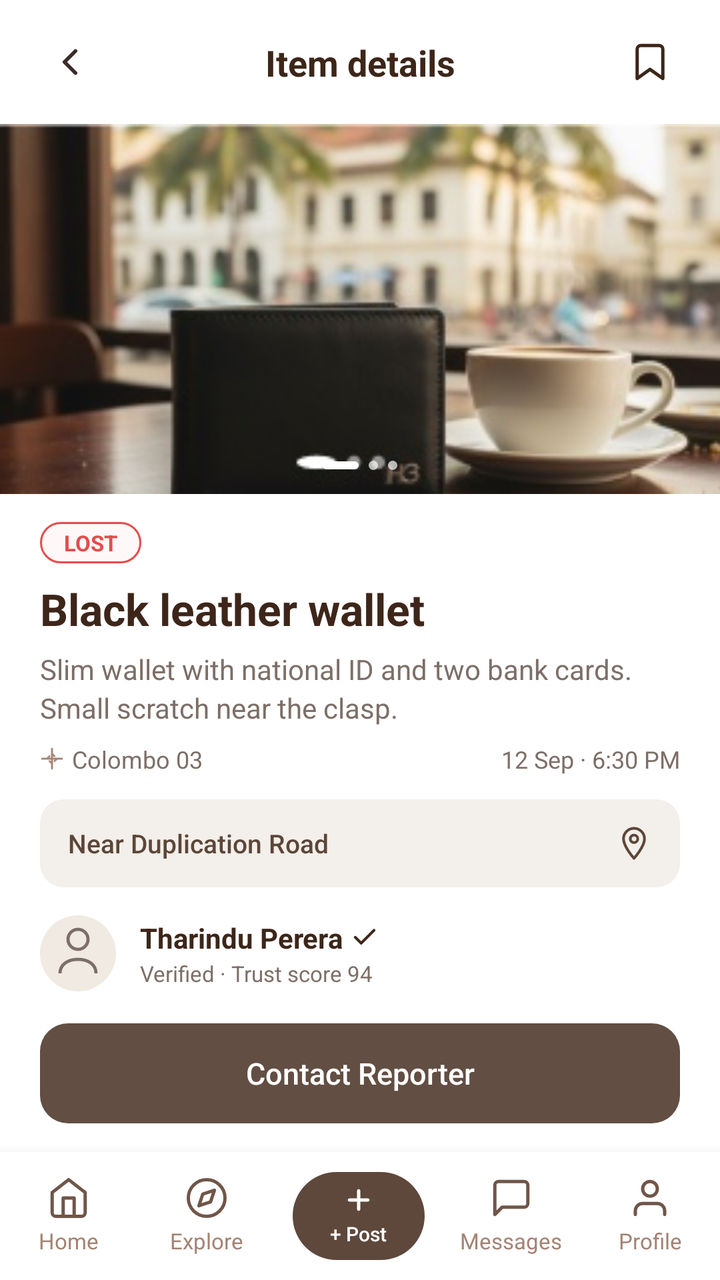
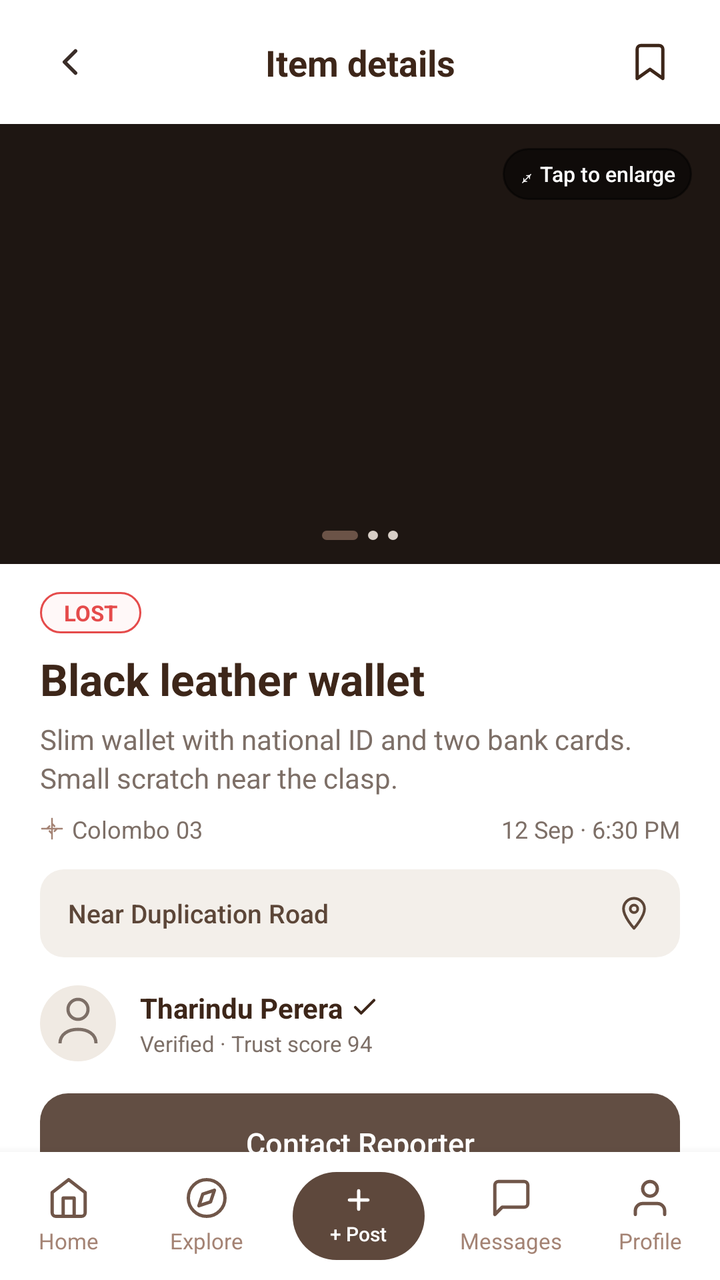

An Android layout rendered at two revisions. The XML below is the earlier revision; the diff shows what the commit changed to produce the second picture.
<!-- AndroidManifest.xml: application theme Theme.LostAndFound -->
<!-- res/layout/fragment_details.xml -->
<?xml version="1.0" encoding="utf-8"?>
<LinearLayout xmlns:android="http://schemas.android.com/apk/res/android"
    xmlns:app="http://schemas.android.com/apk/res-auto"
    xmlns:tools="http://schemas.android.com/tools"
    android:layout_width="match_parent"
    android:layout_height="match_parent"
    android:background="@color/white"
    android:orientation="vertical"
    tools:context=".DetailsFragment">

    
    <androidx.core.widget.NestedScrollView
        android:id="@+id/scrollBox"
        android:layout_width="match_parent"
        android:layout_height="0dp"
        android:layout_weight="1"
        android:fillViewport="true"
        android:overScrollMode="never">

        <LinearLayout
            android:layout_width="match_parent"
            android:layout_height="wrap_content"
            android:orientation="vertical">

            
            <androidx.constraintlayout.widget.ConstraintLayout
                android:id="@+id/headerRow"
                android:layout_width="match_parent"
                android:layout_height="wrap_content"
                android:paddingStart="16dp"
                android:paddingTop="12dp"
                android:paddingEnd="16dp"
                android:paddingBottom="12dp">

                <ImageView
                    android:id="@+id/btnBack"
                    android:layout_width="38dp"
                    android:layout_height="38dp"
                    android:clickable="true"
                    android:contentDescription="Back"
                    android:focusable="true"
                    android:padding="8dp"
                    android:src="@drawable/ic_back_chevron"
                    app:layout_constraintBottom_toBottomOf="parent"
                    app:layout_constraintStart_toStartOf="parent"
                    app:layout_constraintTop_toTopOf="parent" />

                <TextView
                    android:id="@+id/tvHeaderTitle"
                    android:layout_width="wrap_content"
                    android:layout_height="wrap_content"
                    android:fontFamily="sans-serif-bold"
                    android:text="Item details"
                    android:textColor="#3D2619"
                    android:textSize="18sp"
                    android:textStyle="bold"
                    app:layout_constraintBottom_toBottomOf="parent"
                    app:layout_constraintEnd_toEndOf="parent"
                    app:layout_constraintStart_toStartOf="parent"
                    app:layout_constraintTop_toTopOf="parent" />

                <ImageView
                    android:id="@+id/btnBookmark"
                    android:layout_width="38dp"
                    android:layout_height="38dp"
                    android:clickable="true"
                    android:contentDescription="Bookmark item"
                    android:focusable="true"
                    android:padding="8dp"
                    android:src="@drawable/ic_bookmark_outline"
                    app:layout_constraintBottom_toBottomOf="parent"
                    app:layout_constraintEnd_toEndOf="parent"
                    app:layout_constraintTop_toTopOf="parent" />
            </androidx.constraintlayout.widget.ConstraintLayout>

            
            <FrameLayout
                android:id="@+id/boxPhoto"
                android:layout_width="match_parent"
                android:layout_height="185dp">

                <ImageView
                    android:id="@+id/imgWallet"
                    android:layout_width="match_parent"
                    android:layout_height="match_parent"
                    android:contentDescription="Wallet on cafe table"
                    android:scaleType="centerCrop"
                    android:src="@drawable/img_wallet_details" />

                
                <LinearLayout
                    android:id="@+id/photoDotsIndicator"
                    android:layout_width="wrap_content"
                    android:layout_height="wrap_content"
                    android:layout_gravity="bottom|center_horizontal"
                    android:layout_marginBottom="12dp"
                    android:gravity="center_vertical"
                    android:orientation="horizontal">

                    <View
                        android:layout_width="18dp"
                        android:layout_height="4dp"
                        android:layout_marginEnd="5dp"
                        android:background="@drawable/bg_onboard_dot_active"
                        android:backgroundTint="#FFFFFF" />

                    <View
                        android:layout_width="4.5dp"
                        android:layout_height="4.5dp"
                        android:layout_marginEnd="5dp"
                        android:background="@drawable/bg_onboard_dot_inactive"
                        android:backgroundTint="#B0FFFFFF" />

                    <View
                        android:layout_width="4.5dp"
                        android:layout_height="4.5dp"
                        android:background="@drawable/bg_onboard_dot_inactive"
                        android:backgroundTint="#B0FFFFFF" />
                </LinearLayout>
            </FrameLayout>

            
            <LinearLayout
                android:layout_width="match_parent"
                android:layout_height="wrap_content"
                android:orientation="vertical"
                android:paddingStart="20dp"
                android:paddingTop="14dp"
                android:paddingEnd="20dp"
                android:paddingBottom="24dp">

                
                <TextView
                    android:id="@+id/tagStatus"
                    android:layout_width="wrap_content"
                    android:layout_height="wrap_content"
                    android:background="@drawable/bg_tag_lost_outlined"
                    android:fontFamily="sans-serif-bold"
                    android:paddingStart="12dp"
                    android:paddingTop="3dp"
                    android:paddingEnd="12dp"
                    android:paddingBottom="3dp"
                    android:text="LOST"
                    android:textColor="#E54B4B"
                    android:textSize="11sp"
                    android:textStyle="bold" />

                
                <TextView
                    android:id="@+id/tvItemTitle"
                    android:layout_width="wrap_content"
                    android:layout_height="wrap_content"
                    android:layout_marginTop="8dp"
                    android:fontFamily="sans-serif-bold"
                    android:text="Black leather wallet"
                    android:textColor="#3D2619"
                    android:textSize="22sp"
                    android:textStyle="bold" />

                
                <TextView
                    android:id="@+id/tvDescription"
                    android:layout_width="match_parent"
                    android:layout_height="wrap_content"
                    android:layout_marginTop="6dp"
                    android:fontFamily="sans-serif"
                    android:lineSpacingExtra="3dp"
                    android:text="Slim wallet with national ID and two bank cards. Small scratch near the clasp."
                    android:textColor="#7D6F67"
                    android:textSize="14sp" />

                
                <LinearLayout
                    android:layout_width="match_parent"
                    android:layout_height="wrap_content"
                    android:layout_marginTop="8dp"
                    android:gravity="center_vertical"
                    android:orientation="horizontal">

                    <ImageView
                        android:layout_width="12dp"
                        android:layout_height="12dp"
                        android:contentDescription="Location icon"
                        android:src="@drawable/ic_location_compass" />

                    <TextView
                        android:id="@+id/tvLocationText"
                        android:layout_width="0dp"
                        android:layout_height="wrap_content"
                        android:layout_marginStart="4dp"
                        android:layout_weight="1"
                        android:fontFamily="sans-serif"
                        android:text="Colombo 03"
                        android:textColor="#7D6F67"
                        android:textSize="12sp" />

                    <TextView
                        android:id="@+id/tvTimestamp"
                        android:layout_width="wrap_content"
                        android:layout_height="wrap_content"
                        android:fontFamily="sans-serif"
                        android:text="12 Sep · 6:30 PM"
                        android:textColor="#7D6F67"
                        android:textSize="12sp" />
                </LinearLayout>

                
                <LinearLayout
                    android:id="@+id/bannerLocation"
                    android:layout_width="match_parent"
                    android:layout_height="44dp"
                    android:layout_marginTop="12dp"
                    android:background="@drawable/bg_location_banner"
                    android:gravity="center_vertical"
                    android:orientation="horizontal"
                    android:paddingStart="14dp"
                    android:paddingEnd="14dp">

                    <TextView
                        android:id="@+id/tvStreetName"
                        android:layout_width="0dp"
                        android:layout_height="wrap_content"
                        android:layout_weight="1"
                        android:fontFamily="sans-serif-medium"
                        android:text="Near Duplication Road"
                        android:textColor="#5C4638"
                        android:textSize="13sp" />

                    <ImageView
                        android:layout_width="18dp"
                        android:layout_height="18dp"
                        android:contentDescription="Pin"
                        android:src="@drawable/ic_location"
                        app:tint="#5C4638" />
                </LinearLayout>

                
                <LinearLayout
                    android:id="@+id/rowReporter"
                    android:layout_width="match_parent"
                    android:layout_height="wrap_content"
                    android:layout_marginTop="14dp"
                    android:gravity="center_vertical"
                    android:orientation="horizontal">

                    
                    <ImageView
                        android:id="@+id/imgAvatar"
                        android:layout_width="38dp"
                        android:layout_height="38dp"
                        android:contentDescription="Reporter avatar"
                        android:src="@drawable/ic_user_avatar" />

                    <LinearLayout
                        android:layout_width="0dp"
                        android:layout_height="wrap_content"
                        android:layout_marginStart="12dp"
                        android:layout_weight="1"
                        android:orientation="vertical">

                        <LinearLayout
                            android:layout_width="wrap_content"
                            android:layout_height="wrap_content"
                            android:gravity="center_vertical"
                            android:orientation="horizontal">

                            <TextView
                                android:id="@+id/tvReporterName"
                                android:layout_width="wrap_content"
                                android:layout_height="wrap_content"
                                android:fontFamily="sans-serif-bold"
                                android:text="Tharindu Perera"
                                android:textColor="#3D2619"
                                android:textSize="14sp"
                                android:textStyle="bold" />

                            <ImageView
                                android:layout_width="14dp"
                                android:layout_height="14dp"
                                android:layout_marginStart="4dp"
                                android:contentDescription="Verified"
                                android:src="@drawable/ic_verified_check" />
                        </LinearLayout>

                        <TextView
                            android:id="@+id/tvReporterTrust"
                            android:layout_width="wrap_content"
                            android:layout_height="wrap_content"
                            android:layout_marginTop="1dp"
                            android:fontFamily="sans-serif"
                            android:text="Verified · Trust score 94"
                            android:textColor="#7D6F67"
                            android:textSize="11sp" />
                    </LinearLayout>
                </LinearLayout>

                
                <TextView
                    android:id="@+id/btnContact"
                    android:layout_width="match_parent"
                    android:layout_height="50dp"
                    android:layout_marginTop="16dp"
                    android:background="@drawable/bg_btn_contact"
                    android:clickable="true"
                    android:focusable="true"
                    android:fontFamily="sans-serif-medium"
                    android:gravity="center"
                    android:text="Contact Reporter"
                    android:textColor="@color/white"
                    android:textSize="15sp" />

                
                <TextView
                    android:id="@+id/lblSimilar"
                    android:layout_width="wrap_content"
                    android:layout_height="wrap_content"
                    android:layout_marginTop="20dp"
                    android:fontFamily="sans-serif-bold"
                    android:text="Similar items"
                    android:textColor="#3D2619"
                    android:textSize="16sp"
                    android:textStyle="bold" />

                
                <LinearLayout
                    android:id="@+id/cardSimilarItem"
                    android:layout_width="match_parent"
                    android:layout_height="wrap_content"
                    android:layout_marginTop="12dp"
                    android:clickable="true"
                    android:focusable="true"
                    android:gravity="center_vertical"
                    android:orientation="horizontal">

                    
                    <com.google.android.material.card.MaterialCardView
                        android:layout_width="64dp"
                        android:layout_height="64dp"
                        app:cardCornerRadius="12dp"
                        app:cardElevation="0dp"
                        app:strokeWidth="0dp">

                        <ImageView
                            android:id="@+id/imgSimilar"
                            android:layout_width="match_parent"
                            android:layout_height="match_parent"
                            android:contentDescription="Brown card holder"
                            android:scaleType="centerCrop"
                            android:src="@drawable/img_brown_card_holder" />
                    </com.google.android.material.card.MaterialCardView>

                    
                    <LinearLayout
                        android:layout_width="0dp"
                        android:layout_height="wrap_content"
                        android:layout_marginStart="14dp"
                        android:layout_weight="1"
                        android:orientation="vertical">

                        <LinearLayout
                            android:layout_width="match_parent"
                            android:layout_height="wrap_content"
                            android:orientation="horizontal">

                            <TextView
                                android:id="@+id/tvSimilarTag"
                                android:layout_width="0dp"
                                android:layout_height="wrap_content"
                                android:layout_weight="1"
                                android:fontFamily="sans-serif-bold"
                                android:text="FOUND"
                                android:textColor="#5C4638"
                                android:textSize="11sp"
                                android:textStyle="bold" />

                            <TextView
                                android:id="@+id/tvSimilarTime"
                                android:layout_width="wrap_content"
                                android:layout_height="wrap_content"
                                android:fontFamily="sans-serif"
                                android:text="2h ago"
                                android:textColor="#7D6F67"
                                android:textSize="11sp" />
                        </LinearLayout>

                        <TextView
                            android:id="@+id/tvSimilarTitle"
                            android:layout_width="wrap_content"
                            android:layout_height="wrap_content"
                            android:layout_marginTop="2dp"
                            android:fontFamily="sans-serif-bold"
                            android:text="Brown card holder"
                            android:textColor="#3D2619"
                            android:textSize="14sp"
                            android:textStyle="bold" />

                        <LinearLayout
                            android:layout_width="wrap_content"
                            android:layout_height="wrap_content"
                            android:layout_marginTop="4dp"
                            android:gravity="center_vertical"
                            android:orientation="horizontal">

                            <ImageView
                                android:layout_width="12dp"
                                android:layout_height="12dp"
                                android:contentDescription="Pin"
                                android:src="@drawable/ic_location"
                                app:tint="#7D6F67" />

                            <TextView
                                android:id="@+id/tvSimilarLocation"
                                android:layout_width="wrap_content"
                                android:layout_height="wrap_content"
                                android:layout_marginStart="3dp"
                                android:fontFamily="sans-serif"
                                android:text="Kollupitiya"
                                android:textColor="#7D6F67"
                                android:textSize="11sp" />
                        </LinearLayout>
                    </LinearLayout>
                </LinearLayout>

            </LinearLayout>
        </LinearLayout>
    </androidx.core.widget.NestedScrollView>

    
    <include
        android:id="@+id/bottomNavBox"
        layout="@layout/fragment_bottom_nav" />

</LinearLayout>
<!-- res/layout/fragment_bottom_nav.xml (included above) -->
<?xml version="1.0" encoding="utf-8"?>
<LinearLayout xmlns:android="http://schemas.android.com/apk/res/android"
    android:id="@+id/navCard"
    android:layout_width="match_parent"
    android:layout_height="64dp"
    android:background="@color/white"
    android:baselineAligned="false"
    android:elevation="8dp"
    android:gravity="center_vertical"
    android:orientation="horizontal">

    
    <LinearLayout
        android:id="@+id/tabHome"
        android:layout_width="0dp"
        android:layout_height="match_parent"
        android:layout_weight="1"
        android:clickable="true"
        android:focusable="true"
        android:gravity="center"
        android:orientation="vertical">

        <ImageView
            android:id="@+id/imgHome"
            android:layout_width="22dp"
            android:layout_height="22dp"
            android:contentDescription="Home"
            android:src="@drawable/ic_nav_home" />

        <TextView
            android:id="@+id/lblHome"
            android:layout_width="wrap_content"
            android:layout_height="wrap_content"
            android:layout_marginTop="3dp"
            android:fontFamily="sans-serif"
            android:text="Home"
            android:textColor="@color/text_secondary"
            android:textSize="11sp" />
    </LinearLayout>

    
    <LinearLayout
        android:id="@+id/tabExplore"
        android:layout_width="0dp"
        android:layout_height="match_parent"
        android:layout_weight="1"
        android:clickable="true"
        android:focusable="true"
        android:gravity="center"
        android:orientation="vertical">

        <ImageView
            android:id="@+id/imgExplore"
            android:layout_width="22dp"
            android:layout_height="22dp"
            android:contentDescription="Explore"
            android:src="@drawable/ic_nav_explore" />

        <TextView
            android:id="@+id/lblExplore"
            android:layout_width="wrap_content"
            android:layout_height="wrap_content"
            android:layout_marginTop="3dp"
            android:fontFamily="sans-serif"
            android:text="Explore"
            android:textColor="@color/text_secondary"
            android:textSize="11sp" />
    </LinearLayout>

    
    <LinearLayout
        android:id="@+id/tabPost"
        android:layout_width="0dp"
        android:layout_height="match_parent"
        android:layout_weight="1.2"
        android:clickable="true"
        android:focusable="true"
        android:gravity="center">

        <LinearLayout
            android:id="@+id/btnPostPill"
            android:layout_width="66dp"
            android:layout_height="44dp"
            android:background="@drawable/bg_nav_post_pill"
            android:gravity="center"
            android:orientation="vertical">

            <ImageView
                android:layout_width="16dp"
                android:layout_height="16dp"
                android:contentDescription="Post"
                android:src="@drawable/ic_nav_plus" />

            <TextView
                android:id="@+id/lblPost"
                android:layout_width="wrap_content"
                android:layout_height="wrap_content"
                android:layout_marginTop="2dp"
                android:fontFamily="sans-serif-medium"
                android:text="+ Post"
                android:textColor="@color/white"
                android:textSize="10sp" />
        </LinearLayout>
    </LinearLayout>

    
    <LinearLayout
        android:id="@+id/tabMessages"
        android:layout_width="0dp"
        android:layout_height="match_parent"
        android:layout_weight="1"
        android:clickable="true"
        android:focusable="true"
        android:gravity="center"
        android:orientation="vertical">

        <ImageView
            android:id="@+id/imgMessages"
            android:layout_width="22dp"
            android:layout_height="22dp"
            android:contentDescription="Messages"
            android:src="@drawable/ic_nav_messages" />

        <TextView
            android:id="@+id/lblMessages"
            android:layout_width="wrap_content"
            android:layout_height="wrap_content"
            android:layout_marginTop="3dp"
            android:fontFamily="sans-serif"
            android:text="Messages"
            android:textColor="@color/text_secondary"
            android:textSize="11sp" />
    </LinearLayout>

    
    <LinearLayout
        android:id="@+id/tabProfile"
        android:layout_width="0dp"
        android:layout_height="match_parent"
        android:layout_weight="1"
        android:clickable="true"
        android:focusable="true"
        android:gravity="center"
        android:orientation="vertical">

        <ImageView
            android:id="@+id/imgProfile"
            android:layout_width="22dp"
            android:layout_height="22dp"
            android:contentDescription="Profile"
            android:src="@drawable/ic_nav_profile" />

        <TextView
            android:id="@+id/lblProfile"
            android:layout_width="wrap_content"
            android:layout_height="wrap_content"
            android:layout_marginTop="3dp"
            android:fontFamily="sans-serif"
            android:text="Profile"
            android:textColor="@color/text_secondary"
            android:textSize="11sp" />
    </LinearLayout>

</LinearLayout>
<!-- resources referenced by this layout -->
<resources>
  <color name="text_secondary">#FFA48374</color>
  <color name="white">#FFFFFFFF</color>
  <!-- drawable bg_btn_contact (drawable) -->
  <?xml version="1.0" encoding="utf-8"?>
  <shape xmlns:android="http://schemas.android.com/apk/res/android"
      android:shape="rectangle">
      <corners android:radius="14dp" />
      <solid android:color="#624E43" />
  </shape>
  <!-- drawable bg_location_banner (drawable) -->
  <?xml version="1.0" encoding="utf-8"?>
  <shape xmlns:android="http://schemas.android.com/apk/res/android"
      android:shape="rectangle">
      <corners android:radius="12dp" />
      <solid android:color="#F3EFEA" />
  </shape>
  <!-- drawable bg_nav_post_pill (drawable) -->
  <?xml version="1.0" encoding="utf-8"?>
  <shape xmlns:android="http://schemas.android.com/apk/res/android"
      android:shape="rectangle">
      <corners android:radius="22dp" />
      <solid android:color="#5E483C" />
  </shape>
  <!-- drawable bg_onboard_dot_active (drawable) -->
  <?xml version="1.0" encoding="utf-8"?>
  <shape xmlns:android="http://schemas.android.com/apk/res/android"
      android:shape="rectangle">
      <corners android:radius="4dp" />
      <solid android:color="#6B5347" />
  </shape>
  <!-- drawable bg_onboard_dot_inactive (drawable) -->
  <?xml version="1.0" encoding="utf-8"?>
  <shape xmlns:android="http://schemas.android.com/apk/res/android"
      android:shape="oval">
      <solid android:color="#D8CFC7" />
  </shape>
  <!-- drawable bg_tag_lost_outlined (drawable) -->
  <?xml version="1.0" encoding="utf-8"?>
  <shape xmlns:android="http://schemas.android.com/apk/res/android"
      android:shape="rectangle">
      <corners android:radius="14dp" />
      <stroke
          android:width="1dp"
          android:color="#E54B4B" />
      <solid android:color="#FFF8F8" />
  </shape>
  <!-- drawable ic_back_chevron (drawable) -->
  <vector xmlns:android="http://schemas.android.com/apk/res/android"
      android:width="24dp"
      android:height="24dp"
      android:viewportWidth="24"
      android:viewportHeight="24">
    <path
        android:fillColor="@android:color/transparent"
        android:strokeColor="#3A2D28"
        android:strokeWidth="2"
        android:strokeLineCap="round"
        android:strokeLineJoin="round"
        android:pathData="M15,18l-6,-6 6,-6" />
  </vector>
  <!-- drawable ic_nav_plus (drawable) -->
  <vector xmlns:android="http://schemas.android.com/apk/res/android"
      android:width="20dp"
      android:height="20dp"
      android:viewportWidth="24"
      android:viewportHeight="24">
    <path
        android:fillColor="@android:color/transparent"
        android:strokeColor="#FFFFFF"
        android:strokeWidth="2.4"
        android:strokeLineCap="round"
        android:pathData="M12,5 V19 M5,12 H19" />
  </vector>
  <!-- drawable img_wallet_details: jpg bitmap (drawable, 18776 bytes) -->
  <style name="Theme.LostAndFound" parent="Base.Theme.LostAndFound" />
  <style name="Base.Theme.LostAndFound" parent="Theme.Material3.DayNight.NoActionBar">
          
          <item name="android:statusBarColor">@color/white</item>
          <item name="android:windowLightStatusBar" tools:targetApi="m">true</item>
          <item name="android:navigationBarColor">@color/white</item>
          <item name="android:windowLightNavigationBar" tools:targetApi="o_mr1">true</item>
      </style>
  <!-- unchanged entries left out for length: 10 -->
</resources>

<!-- the commit's change to res/layout/fragment_details.xml (unified diff, before → after) -->
@@ -77,15 +77,37 @@
             <FrameLayout
                 android:id="@+id/boxPhoto"
                 android:layout_width="match_parent"
-                android:layout_height="185dp">
-
-                <ImageView
-                    android:id="@+id/imgWallet"
+                android:layout_height="220dp"
+                android:background="#1E1612">
+
+                <androidx.viewpager2.widget.ViewPager2
+                    android:id="@+id/pagerPhotos"
                     android:layout_width="match_parent"
-                    android:layout_height="match_parent"
-                    android:contentDescription="Wallet on cafe table"
-                    android:scaleType="centerCrop"
-                    android:src="@drawable/img_wallet_details" />
+                    android:layout_height="match_parent" />
+
+                
+                <LinearLayout
+                    android:id="@+id/badgeEnlargeHint"
+                    android:layout_width="wrap_content"
+                    android:layout_height="26dp"
+                    android:layout_gravity="top|end"
+                    android:layout_marginTop="12dp"
+                    android:layout_marginEnd="14dp"
+                    android:background="@drawable/bg_card_badge"
+                    android:backgroundTint="#80000000"
+                    android:gravity="center"
+                    android:orientation="horizontal"
+                    android:paddingStart="8dp"
+                    android:paddingEnd="8dp">
+
+                    <TextView
+                        android:layout_width="wrap_content"
+                        android:layout_height="wrap_content"
+                        android:fontFamily="sans-serif-medium"
+                        android:text="⤢ Tap to enlarge"
+                        android:textColor="@color/white"
+                        android:textSize="10.5sp" />
+                </LinearLayout>
 
                 
                 <LinearLayout
@@ -98,24 +120,24 @@
                     android:orientation="horizontal">
 
                     <View
+                        android:id="@+id/dotPhoto1"
                         android:layout_width="18dp"
-                        android:layout_height="4dp"
-                        android:layout_marginEnd="5dp"
-                        android:background="@drawable/bg_onboard_dot_active"
-                        android:backgroundTint="#FFFFFF" />
-
-                    <View
-                        android:layout_width="4.5dp"
                         android:layout_height="4.5dp"
                         android:layout_marginEnd="5dp"
-                        android:background="@drawable/bg_onboard_dot_inactive"
-                        android:backgroundTint="#B0FFFFFF" />
+                        android:background="@drawable/bg_onboard_dot_active" />
 
                     <View
-                        android:layout_width="4.5dp"
+                        android:id="@+id/dotPhoto2"
+                        android:layout_width="5dp"
                         android:layout_height="4.5dp"
-                        android:background="@drawable/bg_onboard_dot_inactive"
-                        android:backgroundTint="#B0FFFFFF" />
+                        android:layout_marginEnd="5dp"
+                        android:background="@drawable/bg_onboard_dot_inactive" />
+
+                    <View
+                        android:id="@+id/dotPhoto3"
+                        android:layout_width="5dp"
+                        android:layout_height="4.5dp"
+                        android:background="@drawable/bg_onboard_dot_inactive" />
                 </LinearLayout>
             </FrameLayout>
 
<!-- resource entries referenced after the edit -->
@@ -8,6 +8,16 @@
       android:shape="rectangle">
       <corners android:radius="14dp" />
       <solid android:color="#624E43" />
+  </shape>
+  <!-- drawable bg_card_badge (drawable) -->
+  <?xml version="1.0" encoding="utf-8"?>
+  <shape xmlns:android="http://schemas.android.com/apk/res/android"
+      android:shape="rectangle">
+      <corners android:radius="14dp" />
+      <solid android:color="@color/white" />
+      <stroke
+          android:width="1dp"
+          android:color="#E8E0D7" />
   </shape>
   <!-- drawable bg_location_banner (drawable) -->
   <?xml version="1.0" encoding="utf-8"?>
@@ -73,7 +83,6 @@
         android:strokeLineCap="round"
         android:pathData="M12,5 V19 M5,12 H19" />
   </vector>
-  <!-- drawable img_wallet_details: jpg bitmap (drawable, 18776 bytes) -->
   <style name="Theme.LostAndFound" parent="Base.Theme.LostAndFound" />
   <style name="Base.Theme.LostAndFound" parent="Theme.Material3.DayNight.NoActionBar">
           
